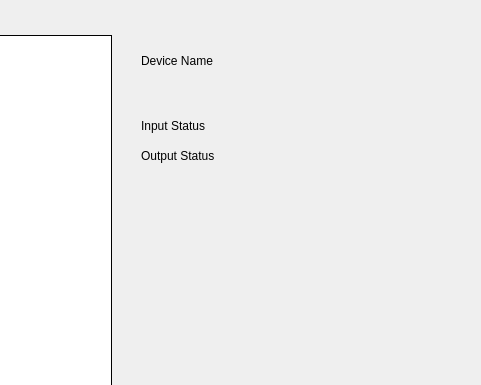
Above: src/forms/midimg-window.ui from nhielost/obs-midi-mg before the change; both pictures show x 239 to 720 and y 0 to 385 of the 720 by 480 pixel window. Below: the same form after it.
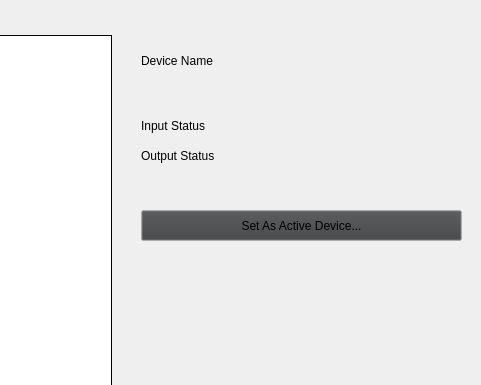
That is the form after the change. The open tabs and pages were chosen to show the change.

Diff of the .ui file:
```diff
--- a/src/forms/midimg-window.ui
+++ b/src/forms/midimg-window.ui
@@ -635,6 +635,122 @@
       <set>Qt::AlignRight|Qt::AlignTrailing|Qt::AlignVCenter</set>
      </property>
     </widget>
+    <widget class="QPushButton" name="button_active_device">
+     <property name="geometry">
+      <rect>
+       <x>10</x>
+       <y>200</y>
+       <width>321</width>
+       <height>31</height>
+      </rect>
+     </property>
+     <property name="palette">
+      <palette>
+       <active>
+        <colorrole role="Button">
+         <brush brushstyle="SolidPattern">
+          <color alpha="255">
+           <red>0</red>
+           <green>0</green>
+           <blue>40</blue>
+          </color>
+         </brush>
+        </colorrole>
+        <colorrole role="Dark">
+         <brush brushstyle="SolidPattern">
+          <color alpha="255">
+           <red>0</red>
+           <green>0</green>
+           <blue>40</blue>
+          </color>
+         </brush>
+        </colorrole>
+        <colorrole role="Base">
+         <brush brushstyle="SolidPattern">
+          <color alpha="255">
+           <red>0</red>
+           <green>0</green>
+           <blue>40</blue>
+          </color>
+         </brush>
+        </colorrole>
+       </active>
+       <inactive>
+        <colorrole role="Button">
+         <brush brushstyle="SolidPattern">
+          <color alpha="255">
+           <red>64</red>
+           <green>65</green>
+           <blue>66</blue>
+          </color>
+         </brush>
+        </colorrole>
+        <colorrole role="Dark">
+         <brush brushstyle="SolidPattern">
+          <color alpha="255">
+           <red>64</red>
+           <green>65</green>
+           <blue>66</blue>
+          </color>
+         </brush>
+        </colorrole>
+        <colorrole role="Base">
+         <brush brushstyle="SolidPattern">
+          <color alpha="255">
+           <red>46</red>
+           <green>47</green>
+           <blue>48</blue>
+          </color>
+         </brush>
+        </colorrole>
+       </inactive>
+       <disabled>
+        <colorrole role="Button">
+         <brush brushstyle="SolidPattern">
+          <color alpha="255">
+           <red>0</red>
+           <green>0</green>
+           <blue>40</blue>
+          </color>
+         </brush>
+        </colorrole>
+        <colorrole role="Dark">
+         <brush brushstyle="SolidPattern">
+          <color alpha="255">
+           <red>0</red>
+           <green>0</green>
+           <blue>40</blue>
+          </color>
+         </brush>
+        </colorrole>
+        <colorrole role="Base">
+         <brush brushstyle="SolidPattern">
+          <color alpha="255">
+           <red>68</red>
+           <green>68</green>
+           <blue>68</blue>
+          </color>
+         </brush>
+        </colorrole>
+       </disabled>
+      </palette>
+     </property>
+     <property name="font">
+      <font>
+       <family>Tahoma</family>
+       <pointsize>9</pointsize>
+      </font>
+     </property>
+     <property name="cursor">
+      <cursorShape>PointingHandCursor</cursorShape>
+     </property>
+     <property name="text">
+      <string>Set As Active Device...</string>
+     </property>
+     <property name="checkable">
+      <bool>true</bool>
+     </property>
+    </widget>
    </widget>
    <widget class="QWidget" name="binding_props_page">
     <widget class="QLabel" name="label_binding_mode">
```
Left out of the diff: 9 changed lines with no effect on the pictures.
